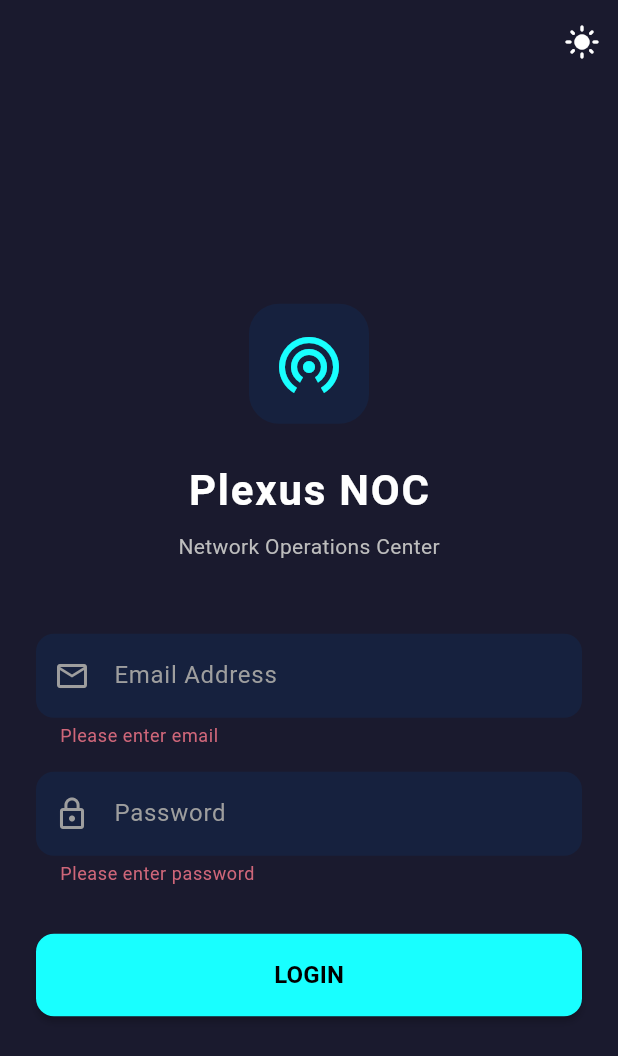
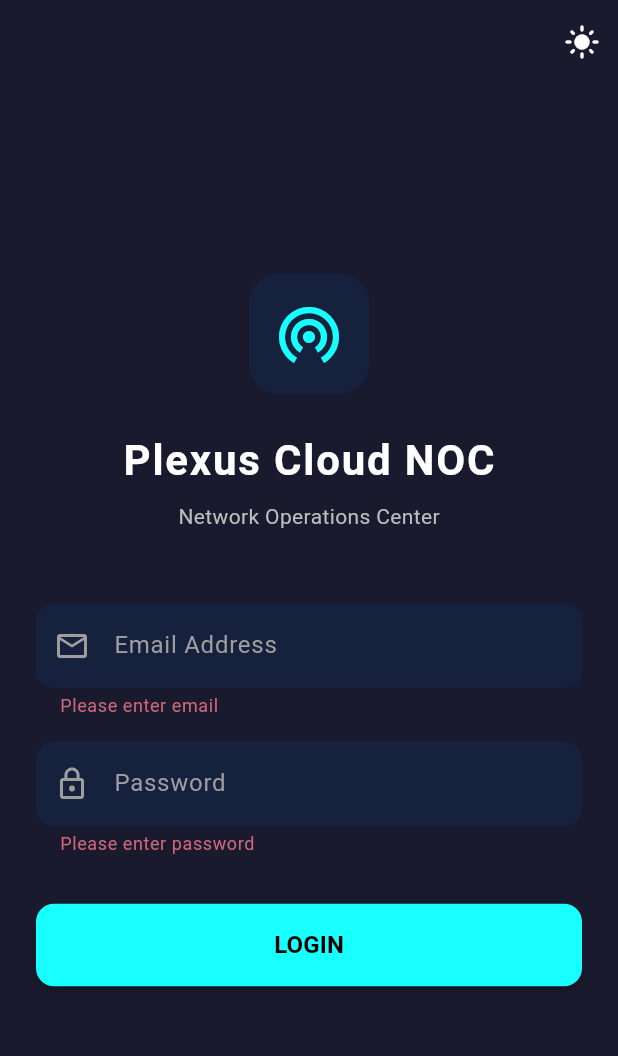
Before and after one commit to salmanbashar1009/noc_task_plexus, a Flutter app: the screen it shows after launch, after a tap on "LOGIN", on a phone screen of 412 x 824 dp. Shown: the top 1056 px of the screen. Run offline on Flutter 3.47's test engine with Material 3 defaults, Android fonts, the phone set to English and light mode, and no system bars; our stand-ins replace connectivity_plus, dartz, dio, equatable, flutter_bloc, get_it and 2 more; accounts and stored records are empty; Roboto replaces fonts that are missing (Poppins).

Commit message:
feat: primary button added in shared widget folder & login form modified

```diff
--- /dev/null
+++ b/devtools_options.yaml
@@ -0,0 +1,3 @@
+description: This file stores settings for Dart & Flutter DevTools.
+documentation: https://docs.flutter.dev/tools/devtools/extensions#configure-extension-enablement-states
+extensions:
--- a/lib/features/auth/presentation/pages/widgets/login_form.dart
+++ b/lib/features/auth/presentation/pages/widgets/login_form.dart
@@ -1,9 +1,9 @@
 import 'package:flutter/material.dart';
 import 'package:flutter_bloc/flutter_bloc.dart';
+import 'package:noc_task_plexus/presentation/sharedwidget/primary_button.dart';
 import '../../bloc/auth_bloc.dart';
 import '../../bloc/auth_event.dart';
 import '../../bloc/auth_state.dart';
-
 
 class LoginForm extends StatefulWidget {
   final AuthState state;
@@ -37,7 +37,23 @@ class _LoginFormState extends State<LoginForm> {
           const SizedBox(height: 16),
           _buildPasswordField(context),
           const SizedBox(height: 32),
-          _buildLoginButton(context),
+          PrimaryButton(
+            onPressed: widget.state is AuthLoading
+                ? null
+                : () {
+                    if (_formKey.currentState!.validate()) {
+                      BlocProvider.of<AuthBloc>(context).add(
+                        LoginButtonPressed(
+                          email: emailController.text.trim(),
+                          password: passwordController.text.trim(),
+                        ),
+                      );
+                    }
+                  },
+            isLoading: widget.state is AuthLoading,
+            text: 'LOGIN',
+          ),
+          const SizedBox(height: 40),
         ],
       ),
     );
@@ -48,7 +64,11 @@ class _LoginFormState extends State<LoginForm> {
     return TextFormField(
       controller: emailController,
       style: TextStyle(color: theme.colorScheme.onSurface),
-      decoration: _inputDecoration(context, 'Email Address', Icons.email_outlined),
+      decoration: _inputDecoration(
+        context,
+        'Email Address',
+        Icons.email_outlined,
+      ),
       validator: (value) {
         if (value == null || value.isEmpty) return 'Please enter email';
         if (!value.contains('@')) return 'Please enter a valid email';
@@ -72,23 +92,34 @@ class _LoginFormState extends State<LoginForm> {
     );
   }
 
-  InputDecoration _inputDecoration(BuildContext context, String hint, IconData icon) {
+  InputDecoration _inputDecoration(
+    BuildContext context,
+    String hint,
+    IconData icon,
+  ) {
     final theme = Theme.of(context);
     final isDark = theme.brightness == Brightness.dark;
 
     return InputDecoration(
       hintText: hint,
       hintStyle: TextStyle(color: isDark ? Colors.grey[500] : Colors.grey[600]),
-      prefixIcon: Icon(icon, color: isDark ? Colors.grey[500] : Colors.grey[600]),
+      prefixIcon: Icon(
+        icon,
+        color: isDark ? Colors.grey[500] : Colors.grey[600],
+      ),
       filled: true,
       fillColor: theme.colorScheme.surface,
       border: OutlineInputBorder(
         borderRadius: BorderRadius.circular(12),
-        borderSide: isDark ? BorderSide.none : BorderSide(color: Colors.grey[300]!),
+        borderSide: isDark
+            ? BorderSide.none
+            : BorderSide(color: Colors.grey[300]!),
       ),
       enabledBorder: OutlineInputBorder(
         borderRadius: BorderRadius.circular(12),
-        borderSide: isDark ? BorderSide.none : BorderSide(color: Colors.grey[300]!),
+        borderSide: isDark
+            ? BorderSide.none
+            : BorderSide(color: Colors.grey[300]!),
       ),
       focusedBorder: OutlineInputBorder(
         borderRadius: BorderRadius.circular(12),
@@ -96,44 +127,4 @@ class _LoginFormState extends State<LoginForm> {
       ),
     );
   }
-
-  Widget _buildLoginButton(BuildContext context) {
-    final theme = Theme.of(context);
-    final state = widget.state;
-
-    return MaterialButton(
-      onPressed: state is AuthLoading
-          ? null
-          : () {
-              if (_formKey.currentState!.validate()) {
-                BlocProvider.of<AuthBloc>(context).add(
-                  LoginButtonPressed(
-                    email: emailController.text.trim(),
-                    password: passwordController.text.trim(),
-                  ),
-                );
-              }
-            },
-      color: theme.colorScheme.primary,
-      padding: const EdgeInsets.symmetric(vertical: 16),
-      shape: RoundedRectangleBorder(borderRadius: BorderRadius.circular(12)),
-      child: state is AuthLoading
-          ? SizedBox(
-              height: 20,
-              width: 20,
-              child: CircularProgressIndicator(
-                color: theme.brightness == Brightness.dark ? Colors.black : Colors.white,
-                strokeWidth: 2,
-              ),
-            )
-          : Text(
-              'LOGIN',
-              style: TextStyle(
-                color: theme.brightness == Brightness.dark ? Colors.black : Colors.white,
-                fontWeight: FontWeight.bold,
-                fontSize: 16,
-              ),
-            ),
-    );
-  }
 }
--- a/lib/features/auth/presentation/pages/widgets/login_header.dart
+++ b/lib/features/auth/presentation/pages/widgets/login_header.dart
@@ -16,10 +16,10 @@ class LoginHeader extends StatelessWidget {
             boxShadow: theme.brightness == Brightness.light
                 ? [
                     BoxShadow(
-                      color: Colors.black.withOpacity(0.05),
+                      color: Colors.black.withAlpha(128),
                       blurRadius: 10,
                       offset: const Offset(0, 4),
-                    )
+                    ),
                   ]
                 : null,
           ),
@@ -31,7 +31,7 @@ class LoginHeader extends StatelessWidget {
         ),
         const SizedBox(height: 24),
         Text(
-          "Plexus NOC",
+          "Plexus Cloud NOC",
           style: TextStyle(
             fontSize: 28,
             fontWeight: FontWeight.w700,
--- /dev/null
+++ b/lib/presentation/sharedwidget/primary_button.dart
@@ -0,0 +1,46 @@
+import 'package:flutter/material.dart';
+
+class PrimaryButton extends StatelessWidget {
+  final VoidCallback? onPressed;
+  final bool isLoading;
+  final String text;
+
+  const PrimaryButton({
+    super.key,
+    required this.onPressed,
+    this.isLoading = false,
+    this.text = 'Button',
+  });
+
+  @override
+  Widget build(BuildContext context) {
+    final theme = Theme.of(context);
+    final textColor = theme.brightness == Brightness.dark
+        ? Colors.black
+        : Colors.white;
+
+    return MaterialButton(
+      onPressed: isLoading ? null : onPressed,
+      color: theme.colorScheme.primary,
+      padding: const EdgeInsets.symmetric(vertical: 16),
+      shape: RoundedRectangleBorder(borderRadius: BorderRadius.circular(12)),
+      child: isLoading
+          ? SizedBox(
+              height: 20,
+              width: 20,
+              child: CircularProgressIndicator(
+                color: textColor,
+                strokeWidth: 2,
+              ),
+            )
+          : Text(
+              text,
+              style: TextStyle(
+                color: textColor,
+                fontWeight: FontWeight.bold,
+                fontSize: 16,
+              ),
+            ),
+    );
+  }
+}
```
Also changed, not shown: 1 other file.
